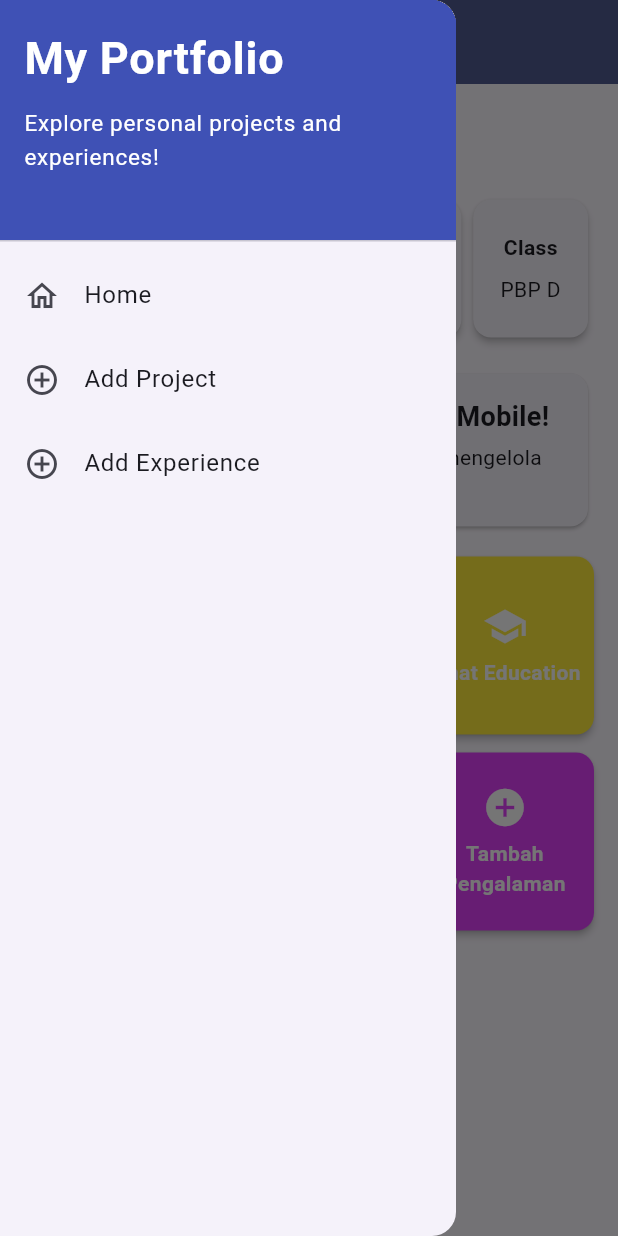
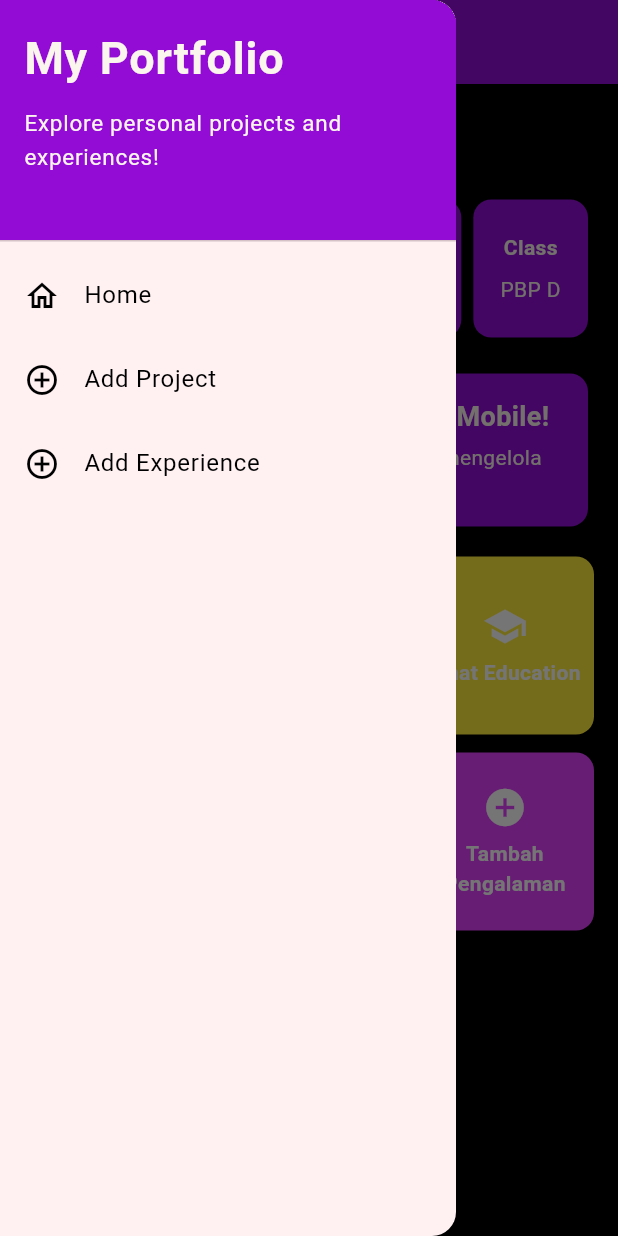
Before and after one commit to silvialalita/myportofolio_mobile, a Flutter app: the screen it shows after launch, with the side drawer open, on a phone screen of 412 x 824 dp. Run offline on Flutter 3.47's test engine with Material 3 defaults, Android fonts, the phone set to English and light mode, and no system bars.

Commit message:
style: update ui

```diff
--- a/lib/main.dart
+++ b/lib/main.dart
@@ -15,8 +15,23 @@ class MyApp extends StatelessWidget {
     return MaterialApp(
       title: 'MyPortfolio',
       debugShowCheckedModeBanner: false,
+
       theme: ThemeData(
-        colorScheme: ColorScheme.fromSeed(seedColor: Colors.indigo),
+        colorScheme: ColorScheme.fromSeed(seedColor: Colors.black, primary: const Color.fromARGB(255, 108, 9, 157))
+        .copyWith(
+        primary: const Color.fromARGB(255, 146, 12, 213),
+        onPrimary: const Color(0xFFFAF5ED),
+        secondary:const Color(0xFFb82aff),
+        onSecondary: const Color(0xFF1f1f1f),
+        tertiary: const Color(0xFFffed2a),
+        onTertiary: const Color.fromRGBO(31, 31, 31, 1),
+
+        surface: const Color(0xFF000000),
+        onSurface: const Color(0xFFFAF5ED),
+        onSurfaceVariant: const Color.fromARGB(255, 72, 72, 72),
+        outline: const Color.fromARGB(255, 72, 72, 72),
+        error: const Color.fromARGB(255, 184, 0, 0),
+      ),
         useMaterial3: true,
       ),
       home: const MyHomePage(),
--- a/lib/screens/menu.dart
+++ b/lib/screens/menu.dart
@@ -97,7 +97,8 @@ class MyHomePage extends StatelessWidget {
                   ),
                   const SizedBox(height: 16),
                   // Kartu sambutan.
-                  const Card(
+                  Card(
+                    color: Theme.of(context).colorScheme.primary,
                     child: Padding(
                       padding: EdgeInsets.all(16),
                       child: Column(
@@ -158,6 +159,7 @@ class InfoCard extends StatelessWidget {
   Widget build(BuildContext context) {
     return Card(
       elevation: 2,
+      color: Theme.of(context).colorScheme.primary,
       child: Padding(
           padding: const EdgeInsets.symmetric(horizontal: 8, vertical: 12),
           child: Column(
--- a/lib/widgets/left_drawer.dart
+++ b/lib/widgets/left_drawer.dart
@@ -11,9 +11,10 @@ class LeftDrawer extends StatelessWidget {
     return Drawer(
       child: ListView(
         children: [
-          const DrawerHeader(
+          // tanya: const
+          DrawerHeader(
             decoration: BoxDecoration(
-              color: Colors.indigo,
+              color: Theme.of(context).colorScheme.primary,
             ),
             child: Column(
               crossAxisAlignment: CrossAxisAlignment.start,
@@ -23,7 +24,6 @@ class LeftDrawer extends StatelessWidget {
                   style: TextStyle(
                     fontSize: 30,
                     fontWeight: FontWeight.bold,
-                    color: Colors.white,
                   ),
                 ),
                 SizedBox(height: 10),
@@ -31,7 +31,6 @@ class LeftDrawer extends StatelessWidget {
                   'Explore personal projects and experiences!',
                   style: TextStyle(
                     fontSize: 15,
-                    color: Colors.white,
                   ),
                 ),
               ],
@@ -39,8 +38,11 @@ class LeftDrawer extends StatelessWidget {
           ),
 
           ListTile(
-            leading: const Icon(Icons.home_outlined),
+            leading: Icon(Icons.home_outlined),
             title: const Text('Home'),
+            textColor: Theme.of(context).colorScheme.surface,
+            iconColor: Theme.of(context).colorScheme.surface,
+
             // Navigasi ke halaman utama portofolio
             onTap: () {
               Navigator.pushReplacement(
@@ -52,8 +54,11 @@ class LeftDrawer extends StatelessWidget {
             },
           ),
           ListTile(
-            leading: const Icon(Icons.add_circle_outline),
+            leading: Icon(Icons.add_circle_outline),
             title: const Text('Add Project'),
+            textColor: Theme.of(context).colorScheme.surface,
+            iconColor: Theme.of(context).colorScheme.surface,
+
             // Navigasi ke halaman tambah proyek
             onTap: () {
               Navigator.pushReplacement(
@@ -67,8 +72,11 @@ class LeftDrawer extends StatelessWidget {
           ),
 
           ListTile(
-            leading: const Icon(Icons.add_circle_outline),
+            leading: Icon(Icons.add_circle_outline),
             title: const Text('Add Experience'),
+            textColor: Theme.of(context).colorScheme.surface,
+            iconColor: Theme.of(context).colorScheme.surface,
+
             // Navigasi ke halaman tambah pengalaman
             onTap: () {
               Navigator.pushReplacement(
```
Also changed, not shown: lib/screens/experience_form.dart (+7 -5 lines), lib/screens/project_form.dart (+6 -5 lines). Lines whose indentation alone changed are shown as unchanged.
